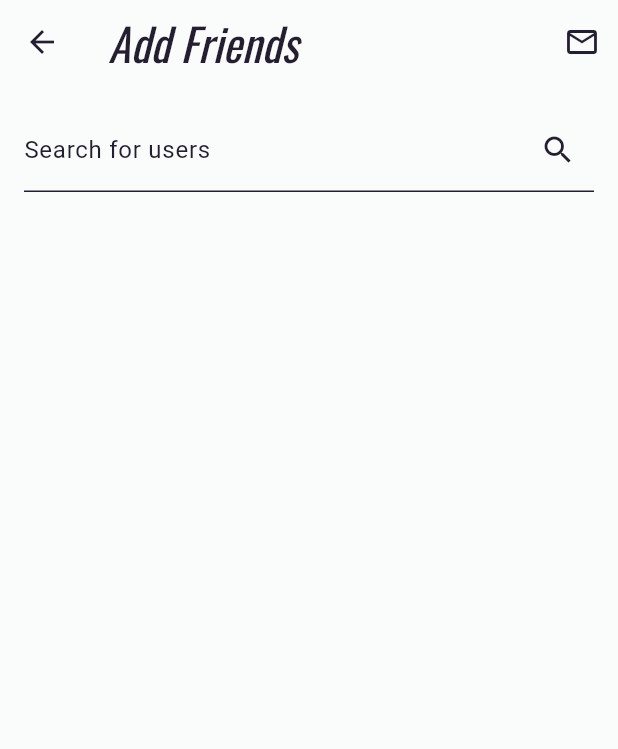
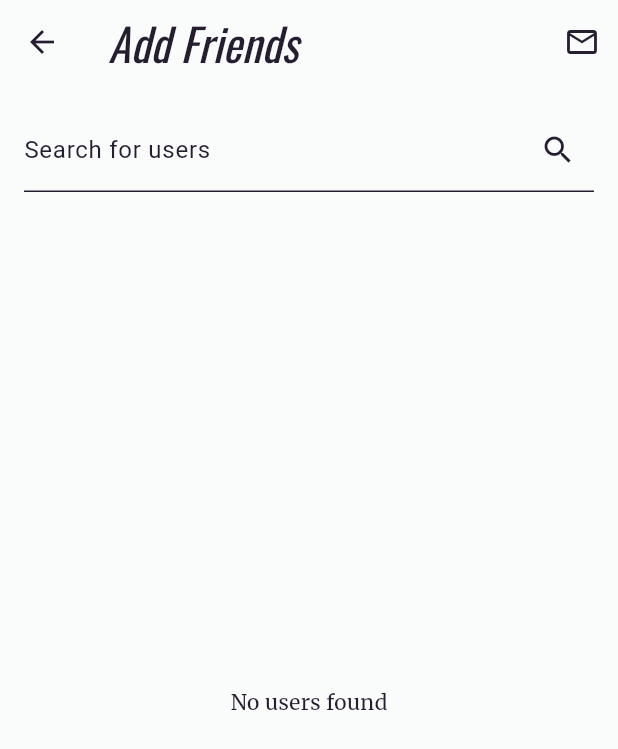
Before and after one commit to wenjebs/Runoogers, a Flutter app: the screen it shows once a user with an empty profile is signed in, item 3 of the bottom bar chosen, after a tap on the "person add" icon, on a phone screen of 412 x 824 dp. Shown: the top 749 px of the screen. Run offline on Flutter 3.47's test engine with Material 3 defaults, Android fonts, the phone set to English and light mode, and no system bars; our stand-ins replace cloud_firestore, firebase_auth, firebase_core, flutter_animate, flutter_dotenv, flutter_riverpod and 8 more; missing offline and left inert: flutter_facebook_auth; accounts and stored records are empty; generated files the repository leaves out were written again.

Commit message:
Add friends works

```diff
--- a/lib/database/database.dart
+++ b/lib/database/database.dart
@@ -75,6 +75,20 @@ class Database {
     await userRef.update({
       'posts': FieldValue.arrayUnion([ref]),
     });
+  }
+
+  // Get friend list
+  Future<List<String>> getFriendList() async {
+    final userId = auth.userId;
+    final userRef = firestore.collection('users').doc(userId);
+    final doc = await userRef.get();
+    final friends = doc.data()?['friends'];
+
+    if (friends is List) {
+      return List<String>.from(friends);
+    } else {
+      return [];
+    }
   }
 
   // Add like to post
@@ -181,6 +195,7 @@ class Database {
 
       // Add the friend's user ID to the friends array field of the current user
       transaction.update(currentUserRef, {
+        'friendRequests': FieldValue.arrayRemove([userId]),
         'friends': FieldValue.arrayUnion([userId]),
       });
     });
@@ -194,9 +209,18 @@ class Database {
     }
 
     final userRef = firestore.collection('users').doc(userId);
+    final currentUserRef = firestore.collection('users').doc(currentUserId);
 
-    await userRef.update({
-      'friendRequests': FieldValue.arrayRemove([currentUserId])
+    await firestore.runTransaction((transaction) async {
+      // Remove the current user's ID from the friendRequests field of the user who sent the request
+      transaction.update(userRef, {
+        'friendRequests': FieldValue.arrayRemove([currentUserId]),
+      });
+
+      // Remove the friend's user ID from the friendRequests field of the current user
+      transaction.update(currentUserRef, {
+        'friendRequests': FieldValue.arrayRemove([userId]),
+      });
     });
   }
 
--- a/lib/database/repository.dart
+++ b/lib/database/repository.dart
@@ -73,4 +73,8 @@ class Repository {
   static Future<void> rejectFriendRequest(String userId) {
     return database.rejectFriendRequest(userId);
   }
+
+  static Future<List<String>> getFriendList() {
+    return database.getFriendList();
+  }
 }
--- a/lib/pages/logged_in/social_media_page/add_friends_page.dart
+++ b/lib/pages/logged_in/social_media_page/add_friends_page.dart
@@ -15,6 +15,8 @@ class _AddFriendsPageState extends State<AddFriendsPage> {
   final user = FirebaseAuth.instance.currentUser!;
   final TextEditingController _searchController = TextEditingController();
 
+  List<String> friendsList = [];
+
   List<Map<String, dynamic>> _searchResults =
       []; // Step 1: Store search results
 
@@ -23,12 +25,22 @@ class _AddFriendsPageState extends State<AddFriendsPage> {
     FirebaseFirestore.instance
         .collection('users')
         .where('name', isEqualTo: query)
+        .where('uid', isNotEqualTo: user.uid)
         .get()
         .then((snapshot) {
       setState(() {
         // Store the search results in _searchResults
         _searchResults = snapshot.docs.map((doc) => doc.data()).toList();
       });
+    });
+  }
+
+  @override
+  void initState() {
+    super.initState();
+    friendsList = [];
+    Repository.getFriendList().then((value) {
+      friendsList = value;
     });
   }
 
@@ -68,18 +80,23 @@ class _AddFriendsPageState extends State<AddFriendsPage> {
             ),
             Expanded(
               // Use Expanded to fill the remaining space
-              child: ListView.builder(
+              child: _searchResults.isEmpty
+                  ? Center(
+                      child: Text("No users found"),
+                    )
+                  : ListView.builder(
                       itemCount: _searchResults.length,
                       itemBuilder: (context, index) {
                         final user = _searchResults[index];
                         return ListTile(
                           title: Text(user['name']),
-                    trailing: IconButton(
+                          trailing: friendsList.contains(user['uid'])
+                              ? Text("Added")
+                              : IconButton(
                                   icon: Icon(Icons.person_add),
                                   onPressed: () =>
                                       Repository.sendFriendRequest(user['uid']),
-                    ), // Assuming 'name' is a field in your documents
-                    // Add other ListTile properties if needed
+                                ),
                         );
                       },
                     ),
```
Also changed, not shown: lib/pages/logged_in/social_media_page/components/friend_request.dart (+64 -1 lines), lib/pages/logged_in/social_media_page/friend_requests_list.dart (+25 -4 lines). Lines whose indentation alone changed are shown as unchanged.
